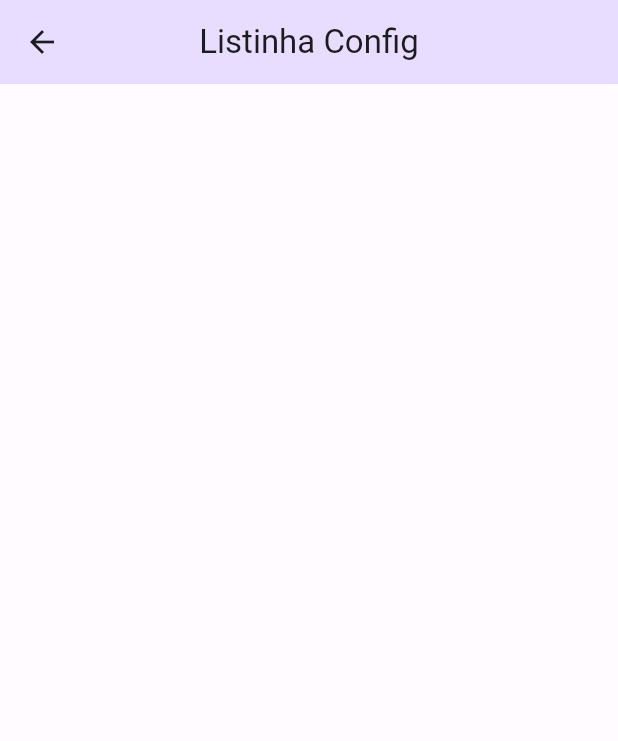
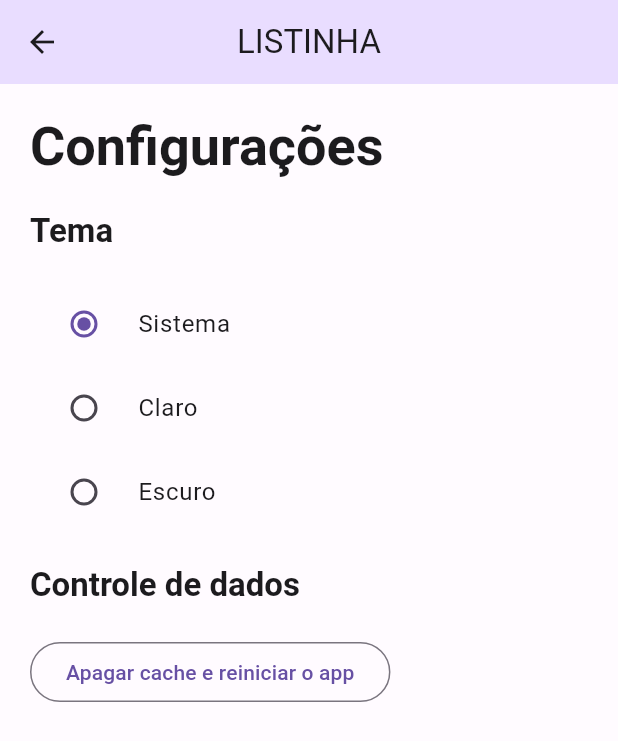
Before and after one commit to blandygbc/listinha, a Flutter app: the ConfigurationPage screen opened by its route, on a phone screen of 412 x 824 dp. Shown: the top 741 px of the screen. Run offline on Flutter 3.47's test engine with Material 2 defaults, Android fonts, the phone set to English and light mode, and no system bars; our stand-ins replace flutter_modular, realm; generated files the repository leaves out were written again.

Commit message:
Aulas 06, 07, 08, 09

```diff
--- a/app/lib/src/app_widget.dart
+++ b/app/lib/src/app_widget.dart
@@ -1,5 +1,6 @@
 import 'package:flutter/material.dart';
 import 'package:flutter_modular/flutter_modular.dart';
+import 'package:listinha/src/shared/stores/app_store.dart';
 import 'package:listinha/src/shared/themes/themes.dart';
 
 class AppWidget extends StatelessWidget {
@@ -8,10 +9,13 @@ class AppWidget extends StatelessWidget {
   @override
   Widget build(BuildContext context) {
     Modular.setInitialRoute('/home/');
+    final appStore = context.watch<AppStore>(
+      (store) => store.themeMode,
+    );
     return MaterialApp.router(
       title: 'Flutter Demo',
       debugShowCheckedModeBanner: false,
-      themeMode: ThemeMode.light,
+      themeMode: appStore.themeMode.value,
       theme: lightTheme,
       darkTheme: darkTheme,
       routerDelegate: Modular.routerDelegate,
--- a/app/lib/src/configuration/configuration_page.dart
+++ b/app/lib/src/configuration/configuration_page.dart
@@ -1,4 +1,6 @@
 import 'package:flutter/material.dart';
+import 'package:flutter_modular/flutter_modular.dart';
+import 'package:listinha/src/shared/stores/app_store.dart';
 
 class ConfigurationPage extends StatefulWidget {
   const ConfigurationPage({super.key});
@@ -10,11 +12,63 @@ class ConfigurationPage extends StatefulWidget {
 class _ConfigurationPageState extends State<ConfigurationPage> {
   @override
   Widget build(BuildContext context) {
+    final appStore = context.watch<AppStore>(
+      (store) => store.themeMode,
+    );
+    final textTheme = Theme.of(context).textTheme;
     return Scaffold(
       appBar: AppBar(
-        title: const Text('Listinha Config'),
+        title: const Text('LISTINHA'),
       ),
-      body: Container(),
+      body: Padding(
+        padding: const EdgeInsets.only(top: 20, left: 20, right: 20),
+        child: Column(
+          crossAxisAlignment: CrossAxisAlignment.start,
+          children: [
+            Text(
+              'Configurações',
+              style:
+                  textTheme.displaySmall!.copyWith(fontWeight: FontWeight.bold),
+            ),
+            const SizedBox(height: 20),
+            Text(
+              'Tema',
+              style:
+                  textTheme.titleLarge!.copyWith(fontWeight: FontWeight.bold),
+            ),
+            const SizedBox(height: 20),
+            RadioListTile(
+              value: ThemeMode.system,
+              groupValue: appStore.themeMode.value,
+              title: const Text('Sistema'),
+              onChanged: appStore.changeThemeMode,
+            ),
+            RadioListTile(
+              value: ThemeMode.light,
+              groupValue: appStore.themeMode.value,
+              title: const Text('Claro'),
+              onChanged: appStore.changeThemeMode,
+            ),
+            RadioListTile(
+              value: ThemeMode.dark,
+              groupValue: appStore.themeMode.value,
+              title: const Text('Escuro'),
+              onChanged: appStore.changeThemeMode,
+            ),
+            const SizedBox(height: 20),
+            Text(
+              'Controle de dados',
+              style:
+                  textTheme.titleLarge!.copyWith(fontWeight: FontWeight.bold),
+            ),
+            const SizedBox(height: 20),
+            OutlinedButton(
+              onPressed: appStore.deleteApp,
+              child: const Text('Apagar cache e reiniciar o app'),
+            ),
+          ],
+        ),
+      ),
     );
   }
 }
--- a/app/lib/src/shared/themes/themes.dart
+++ b/app/lib/src/shared/themes/themes.dart
@@ -1,4 +1,5 @@
 import 'package:flutter/material.dart';
+
 part 'color_schemes.g.dart';
 
 ThemeData get lightTheme => ThemeData(
@@ -10,7 +11,7 @@ ThemeData get lightTheme => ThemeData(
       ),
       floatingActionButtonTheme: FloatingActionButtonThemeData(
         backgroundColor: _lightColorScheme.primary,
-        foregroundColor: Colors.white,
+        foregroundColor: _lightColorScheme.onPrimary,
       ),
       segmentedButtonTheme: _segmentedButtonTheme,
     );
--- a/app/lib/src/shared/widgets/user_image_button.dart
+++ b/app/lib/src/shared/widgets/user_image_button.dart
@@ -5,10 +5,11 @@ class UserImageButton extends StatelessWidget {
 
   @override
   Widget build(BuildContext context) {
+    final colorScheme = Theme.of(context).colorScheme;
     return GestureDetector(
       child: CircleAvatar(
-        backgroundColor: Theme.of(context).primaryColor,
-        foregroundColor: Colors.white,
+        backgroundColor: colorScheme.primary,
+        foregroundColor: colorScheme.onPrimary,
         child: const Text('A'),
       ),
     );
--- a/app/pubspec.yaml
+++ b/app/pubspec.yaml
@@ -39,6 +39,7 @@ dependencies:
   result_dart: ^1.0.5
   flutter_modular: ^5.0.3
   realm: ^1.0.0
+  intl: ^0.18.0
 
 dev_dependencies:
   flutter_test:
```
Also changed, not shown: app/lib/src/app_module.dart (+11 -1 lines), app/lib/src/configuration/services/configuration_service.dart (added, +33 -0 lines), app/lib/src/home/widgets/cursom_drawer.dart (+18 -3 lines), app/lib/src/shared/services/realm/models/configuration_model.dart (added, +9 -0 lines), app/lib/src/shared/services/realm/models/task_model.dart (added, +20 -0 lines), app/lib/src/shared/services/realm/realm_config.dart (added, +14 -0 lines), app/lib/src/shared/stores/app_store.dart (added, +45 -0 lines), app/lib/src/shared/services/realm/models/configuration_model.g.dart (added), app/lib/src/shared/services/realm/models/task_model.g.dart (added), app/pubspec.lock.
